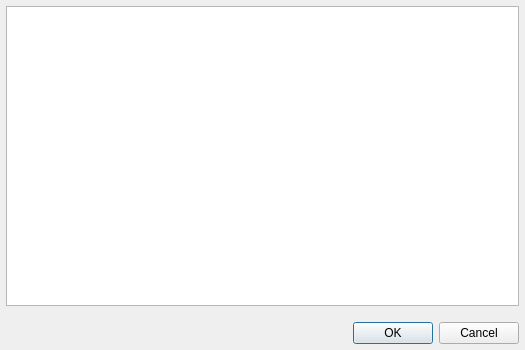
xaoctech/dava.engine, file Tools/ResourceEditor/DataQt/BaseAddEntityDialog.ui: the form before one commit.
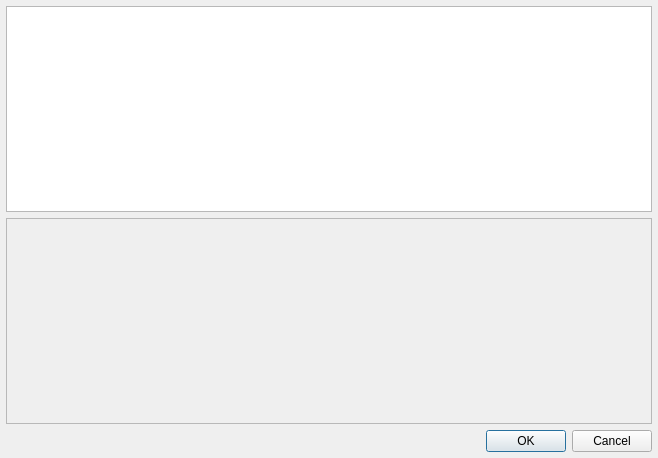
The form after the commit. Custom widgets are drawn as their Qt base class.

Patch:
```diff
--- a/Tools/ResourceEditor/DataQt/BaseAddEntityDialog.ui
+++ b/Tools/ResourceEditor/DataQt/BaseAddEntityDialog.ui
@@ -9,8 +9,8 @@
    <rect>
     <x>0</x>
     <y>0</y>
-    <width>525</width>
-    <height>350</height>
+    <width>658</width>
+    <height>458</height>
    </rect>
   </property>
   <property name="sizePolicy">
@@ -22,13 +22,13 @@
   <property name="minimumSize">
    <size>
     <width>525</width>
-    <height>230</height>
+    <height>10</height>
    </size>
   </property>
   <property name="maximumSize">
    <size>
     <width>16777215</width>
-    <height>16777215</height>
+    <height>800</height>
    </size>
   </property>
   <property name="windowTitle">
@@ -52,7 +52,7 @@
      <item>
       <layout class="QVBoxLayout" name="verticalLayout_4">
        <property name="bottomMargin">
-        <number>16</number>
+        <number>0</number>
        </property>
        <item>
         <widget class="PropertyEditorDialog" name="propEditor">
@@ -65,7 +65,13 @@
          <property name="minimumSize">
           <size>
            <width>0</width>
-           <height>300</height>
+           <height>0</height>
+          </size>
+         </property>
+         <property name="maximumSize">
+          <size>
+           <width>16777215</width>
+           <height>9999</height>
           </size>
          </property>
          <property name="mouseTracking">
@@ -97,7 +103,57 @@
       </layout>
      </item>
      <item>
-      <layout class="QGridLayout" name="userContentLayout"/>
+      <widget class="QScrollArea" name="scrollArea">
+       <property name="enabled">
+        <bool>true</bool>
+       </property>
+       <property name="minimumSize">
+        <size>
+         <width>0</width>
+         <height>0</height>
+        </size>
+       </property>
+       <property name="widgetResizable">
+        <bool>true</bool>
+       </property>
+       <widget class="QWidget" name="scrollAreaWidgetContents_2">
+        <property name="enabled">
+         <bool>true</bool>
+        </property>
+        <property name="geometry">
+         <rect>
+          <x>0</x>
+          <y>0</y>
+          <width>642</width>
+          <height>198</height>
+         </rect>
+        </property>
+        <property name="sizePolicy">
+         <sizepolicy hsizetype="Preferred" vsizetype="Minimum">
+          <horstretch>0</horstretch>
+          <verstretch>0</verstretch>
+         </sizepolicy>
+        </property>
+        <property name="maximumSize">
+         <size>
+          <width>16777215</width>
+          <height>9999</height>
+         </size>
+        </property>
+        <layout class="QVBoxLayout" name="verticalLayout_2">
+         <property name="margin">
+          <number>0</number>
+         </property>
+         <item>
+          <layout class="QGridLayout" name="userContentLayout">
+           <property name="sizeConstraint">
+            <enum>QLayout::SetMinimumSize</enum>
+           </property>
+          </layout>
+         </item>
+        </layout>
+       </widget>
+      </widget>
      </item>
      <item>
       <layout class="QGridLayout" name="lowerLayOut">
```
